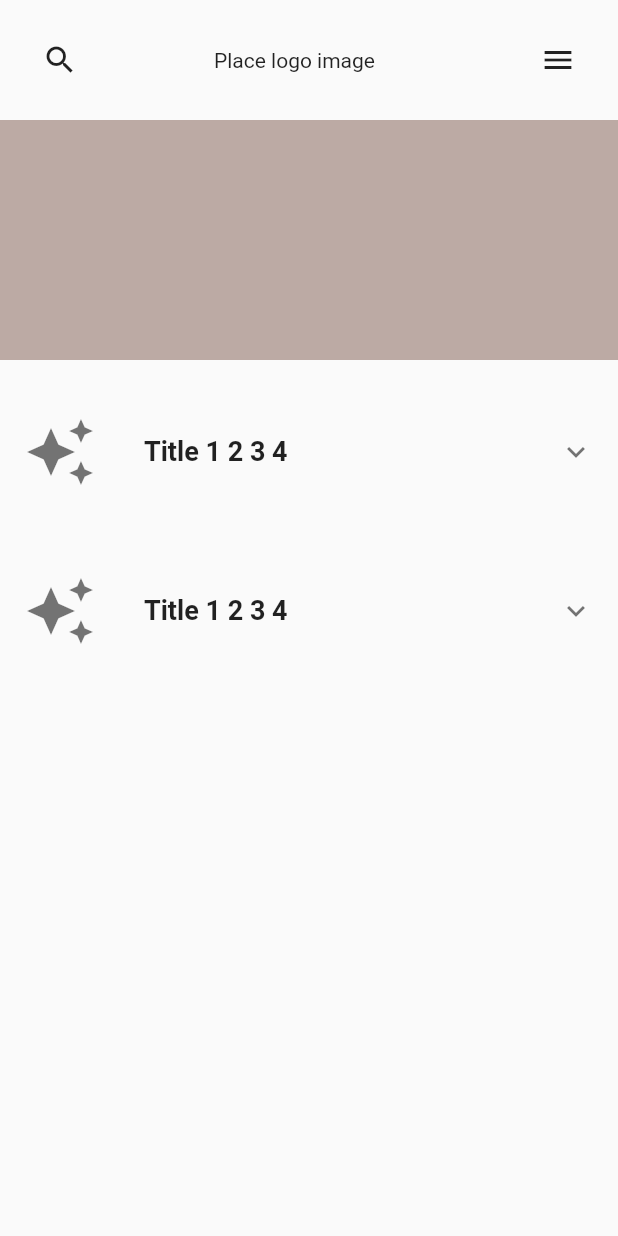
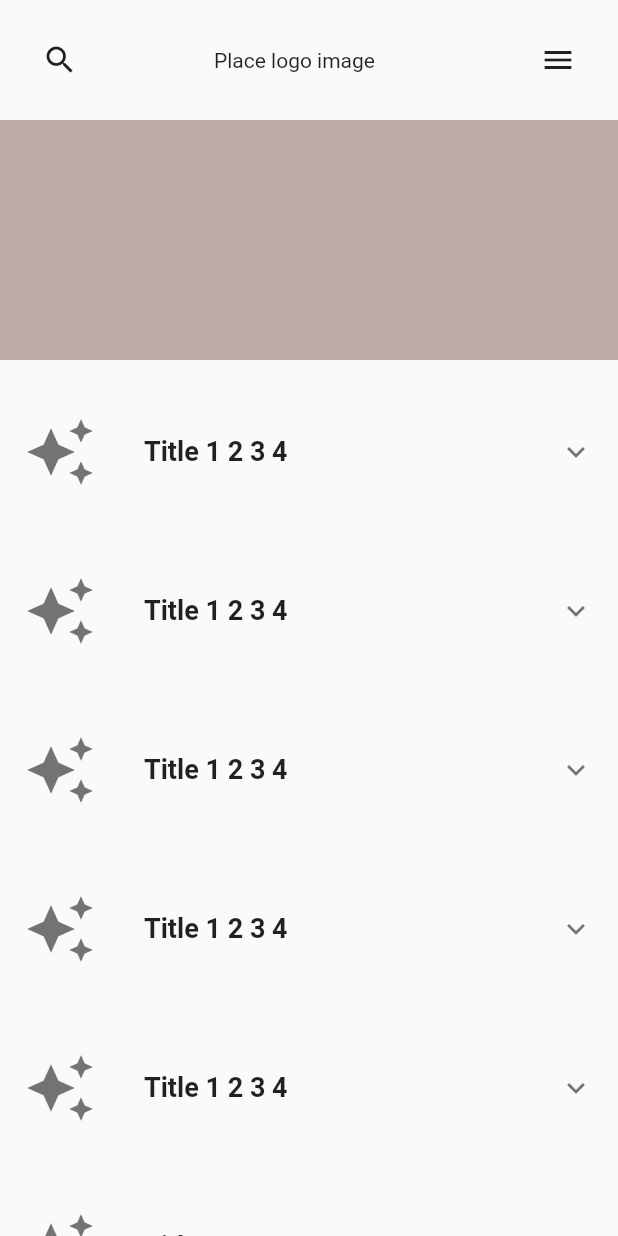
Before and after one commit to JAICHANGPARK/flutter_notebook_8th_story, a Flutter app: the screen it shows after launch, on a phone screen of 412 x 824 dp. Run offline on Flutter 3.47's test engine with Material 2 defaults, Android fonts, the phone set to English and light mode, and no system bars; our stand-ins replace badges, flutter_hooks, google_fonts, hooks_riverpod, state_notifier.

Commit message:
Update dental_service_app.dart

```diff
--- a/lib/ep578_dental_service/dental_service_app.dart
+++ b/lib/ep578_dental_service/dental_service_app.dart
@@ -52,6 +52,79 @@ class _DentalMainPageState extends State<DentalMainPage> {
                 height: 160,
                 decoration: BoxDecoration(color: Colors.brown[200]),
               ),
+
+             ... List.generate(10, (index) =>  Padding(
+                padding: const EdgeInsets.only(top: 16),
+                child: ExpansionTile(
+                  expandedAlignment: Alignment.centerLeft,
+                  title: Padding(
+                    padding: const EdgeInsets.only(left: 16),
+                    child: Text(
+                      "Title 1 2 3 4",
+                      style: TextStyle(fontSize: 18, fontWeight: FontWeight.bold),
+                    ),
+                  ),
+                  expandedCrossAxisAlignment: CrossAxisAlignment.start,
+
+                  leading: Icon(
+                    Icons.auto_awesome,
+                    size: 48,
+                  ),
+                  tilePadding: EdgeInsets.all(16),
+                  children: [
+                    Padding(
+                      padding: const EdgeInsets.only(left: 16),
+                      child: Column(
+                        children: [
+                          Padding(
+                            padding: const EdgeInsets.symmetric(vertical: 8),
+                            child: Text("- subtitle 1", style: TextStyle(
+                                fontSize: 18,
+                                fontWeight: FontWeight.bold
+                            ),),
+                          ),
+                          Padding(
+                            padding: const EdgeInsets.symmetric(vertical: 8),
+                            child: Text("- subtitle 1", style: TextStyle(
+                                fontSize: 18,
+                                fontWeight: FontWeight.bold
+                            ),),
+                          ),
+                          Padding(
+                            padding: const EdgeInsets.symmetric(vertical: 8),
+                            child: Text("- subtitle 1", style: TextStyle(
+                                fontSize: 18,
+                                fontWeight: FontWeight.bold
+                            ),),
+                          ),
+                          Padding(
+                            padding: const EdgeInsets.symmetric(vertical: 8),
+                            child: Text("- subtitle 1", style: TextStyle(
+                                fontSize: 18,
+                                fontWeight: FontWeight.bold
+                            ),),
+                          ),
+                          Padding(
+                            padding: const EdgeInsets.symmetric(vertical: 8),
+                            child: Text("- subtitle 1", style: TextStyle(
+                                fontSize: 18,
+                                fontWeight: FontWeight.bold
+                            ),),
+                          ),
+                          Padding(
+                            padding: const EdgeInsets.symmetric(vertical: 8),
+                            child: Text("- subtitle 1", style: TextStyle(
+                                fontSize: 18,
+                                fontWeight: FontWeight.bold
+                            ),),
+                          ),
+                        ],
+                      ),
+                    )
+                  ],
+                ),
+              ),).toList(),
+
               Padding(
                 padding: const EdgeInsets.only(top: 16),
                 child: ExpansionTile(
```
